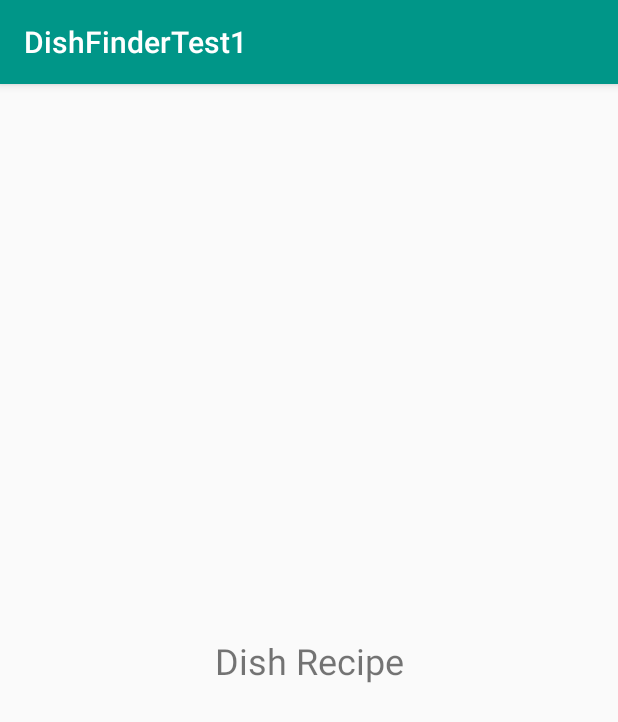
After one commit to sraeisii/DishFinderAndroid, an Android app: the fragment DishRecipeFragment placed in its activity, on a phone screen of 412 x 824 dp. The commit adds this screen. Shown: the top 722 px of the screen. Run offline under Robolectric (Android 15) with nearby library versions, the phone set to English and light mode, and no system bars; 1 statement that could not run was skipped.

Commit message:
added theme

```diff
--- a/app/src/main/java/com/example/benglish/dishfindertest1/Adapters/IngredientRecyclerViewAdapter.java
+++ b/app/src/main/java/com/example/benglish/dishfindertest1/Adapters/IngredientRecyclerViewAdapter.java
@@ -11,6 +11,7 @@ import android.view.LayoutInflater;
 import android.view.View;
 import android.view.ViewGroup;
 import android.widget.Button;
+import android.widget.ImageButton;
 import android.widget.TextView;
 import android.widget.Toast;
 
@@ -52,6 +53,8 @@ public class IngredientRecyclerViewAdapter extends RecyclerView.Adapter<Ingredie
             holder.ingredientButton.setBackgroundResource(R.drawable.ingredinet_clicked_buttonshape );
         }
         holder.ingredientButton.setText( ingredients.get( position ).getTitle() );
+        //holder.ingredientButton.setCompoundDrawablesWithIntrinsicBounds
+                //(null,mContext.getResources().getDrawable(R.drawable.ic_milk),null,null);
         holder.ingredientButton.setOnClickListener( new View.OnClickListener() {
             @Override
             public void onClick(View v) {
--- a/app/src/main/java/com/example/benglish/dishfindertest1/Adapters/ShowDishRecyclerViewAdapter.java
+++ b/app/src/main/java/com/example/benglish/dishfindertest1/Adapters/ShowDishRecyclerViewAdapter.java
@@ -9,6 +9,7 @@ import android.view.View;
 import android.view.ViewGroup;
 import android.widget.TextView;
 
+import com.example.benglish.dishfindertest1.ILoadDishListActivity;
 import com.example.benglish.dishfindertest1.R;
 import com.example.benglish.dishfindertest1.models.Dish;
 
@@ -20,6 +21,7 @@ public class ShowDishRecyclerViewAdapter extends RecyclerView.Adapter<ShowDishRe
 
     private ArrayList<Dish> dishes= new ArrayList<>(  );
     private Context mContext;
+    private ILoadDishListActivity iLoadDishListActivity;
 
     public ShowDishRecyclerViewAdapter(ArrayList<Dish> dishes, Context mContext) {
         this.dishes = dishes;
@@ -40,6 +42,8 @@ public class ShowDishRecyclerViewAdapter extends RecyclerView.Adapter<ShowDishRe
         holder.dishCardView.setOnClickListener( new View.OnClickListener() {
             @Override
             public void onClick(View v) {
+                iLoadDishListActivity=(ILoadDishListActivity) mContext;
+                iLoadDishListActivity.loadDishRecipeFragment();
 
             }
         } );
--- /dev/null
+++ b/app/src/main/java/com/example/benglish/dishfindertest1/DishRecipeFragment.java
@@ -0,0 +1,23 @@
+package com.example.benglish.dishfindertest1;
+
+import android.os.Bundle;
+import android.support.annotation.NonNull;
+import android.support.annotation.Nullable;
+import android.support.v4.app.Fragment;
+import android.view.LayoutInflater;
+import android.view.View;
+import android.view.ViewGroup;
+
+public class DishRecipeFragment extends Fragment {
+
+    @Nullable
+    @Override
+    public View onCreateView(@NonNull LayoutInflater inflater, @Nullable ViewGroup container, @Nullable Bundle savedInstanceState) {
+        return inflater.inflate( R.layout.fragment_dish_recipe, container, false);
+    }
+
+    @Override
+    public void onViewCreated(@NonNull View view, @Nullable Bundle savedInstanceState) {
+        super.onViewCreated( view, savedInstanceState );
+    }
+}
--- /dev/null
+++ b/app/src/main/java/com/example/benglish/dishfindertest1/ILoadDishListActivity.java
@@ -0,0 +1,5 @@
+package com.example.benglish.dishfindertest1;
+
+public interface ILoadDishListActivity {
+    void loadDishRecipeFragment();
+}
--- a/app/src/main/java/com/example/benglish/dishfindertest1/IMainActivity.java
+++ b/app/src/main/java/com/example/benglish/dishfindertest1/IMainActivity.java
@@ -22,7 +22,4 @@ public interface IMainActivity {
 
     void loadBeanFragment();
 
-    void loadShowDish();
-
-
 }
--- a/app/src/main/java/com/example/benglish/dishfindertest1/IngredientFragments/DiaryFragment.java
+++ b/app/src/main/java/com/example/benglish/dishfindertest1/IngredientFragments/DiaryFragment.java
@@ -45,7 +45,7 @@ public class DiaryFragment extends Fragment {
         @Override
         public void onResponse(ArrayList<Ingredient> ingredients) {
 
-            ingredientRecyclerView.setLayoutManager( new GridLayoutManager( getActivity(), 2 ) );
+            ingredientRecyclerView.setLayoutManager( new GridLayoutManager( getActivity(), 3 ) );
 
             IngredientRecyclerViewAdapter ingredientRecyclerViewAdapter=
                     new IngredientRecyclerViewAdapter( ingredients, getContext());
--- a/app/src/main/res/layout/activity_load_dish_list.xml
+++ b/app/src/main/res/layout/activity_load_dish_list.xml
@@ -10,5 +10,10 @@
         android:layout_height="match_parent">
 
     </android.support.v7.widget.RecyclerView>
+    <FrameLayout
+        android:id="@+id/dish_recipe_container"
+        android:layout_width="match_parent"
+        android:layout_height="match_parent"
+        ></FrameLayout>
 
 </android.support.constraint.ConstraintLayout>
--- /dev/null
+++ b/app/src/main/res/layout/fragment_dish_recipe.xml
@@ -0,0 +1,18 @@
+<?xml version="1.0" encoding="utf-8"?>
+<android.support.constraint.ConstraintLayout xmlns:android="http://schemas.android.com/apk/res/android"
+    android:layout_width="match_parent"
+    android:layout_height="match_parent"
+    xmlns:app="http://schemas.android.com/apk/res-auto"
+    android:background="#fafafa"
+    android:elevation="5dp">
+    <TextView
+        android:layout_width="wrap_content"
+        android:layout_height="wrap_content"
+        app:layout_constraintRight_toRightOf="parent"
+        app:layout_constraintLeft_toLeftOf="parent"
+        app:layout_constraintBottom_toBottomOf="parent"
+        app:layout_constraintTop_toTopOf="parent"
+        android:text="Dish Recipe"
+        android:textSize="24sp"/>
+
+</android.support.constraint.ConstraintLayout>
--- a/app/src/main/res/layout/layout_ingredient_item.xml
+++ b/app/src/main/res/layout/layout_ingredient_item.xml
@@ -21,7 +21,9 @@
             android:layout_width="100dp"
             android:layout_height="match_parent"
             android:background="@drawable/ingredient_buttonshape"
-            android:layout_gravity="center_horizontal">
+            android:layout_gravity="center_horizontal"
+            android:textSize="16sp"
+            android:textColor="#AC3637">
 
         </Button>
 
```
Also changed, not shown: app/src/main/java/com/example/benglish/dishfindertest1/Adapters/MyRecyclerViewAdapter.java (+11 -2 lines), app/src/main/java/com/example/benglish/dishfindertest1/FoodSearchFragment.java (+6 -14 lines), app/src/main/java/com/example/benglish/dishfindertest1/LoadDishListActivity.java (+10 -1 lines), app/src/main/java/com/example/benglish/dishfindertest1/MainActivity.java (+1 -22 lines), app/src/main/res/drawable/ic_milk.xml (added, +4 -0 lines), app/src/main/res/drawable/ingredient_buttonshape.xml (+8 -14 lines), app/src/main/res/drawable/ingredinet_clicked_buttonshape.xml (+7 -12 lines), app/src/main/res/layout/fragment_food_search.xml (+4 -13 lines), app/src/main/res/layout/layout_listitem.xml (+19 -9 lines), app/src/main/res/drawable/beans.png (added).
